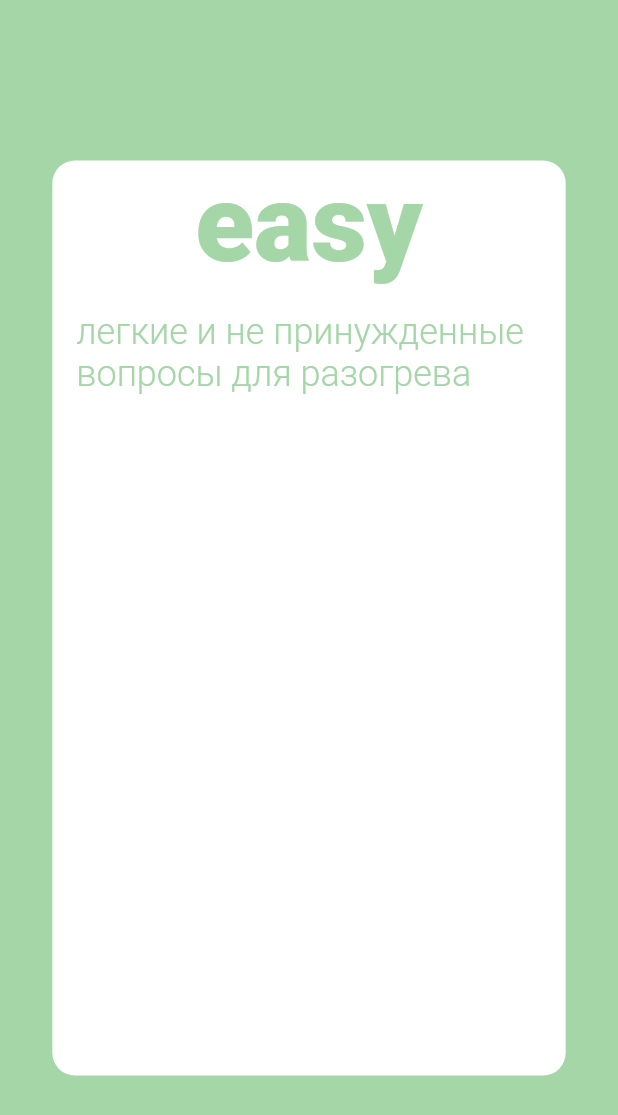
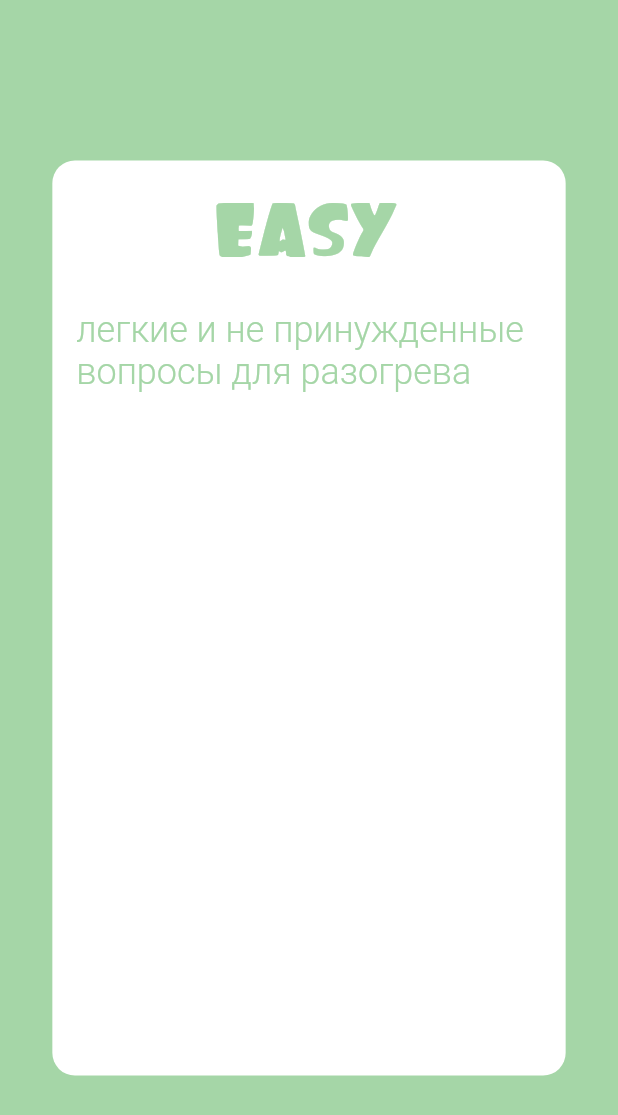
Before and after one commit to zikwall/never-have-i-ever, a Flutter app: the screen it shows after launch, on a phone screen of 412 x 824 dp. Shown: the top 1115 px of the screen. Run offline on Flutter 3.47's test engine with Material 2 defaults, Android fonts, the phone set to English and light mode, and no system bars.

Commit message:
:art: Added custom fonts

```diff
--- a/lib/widgets/card.dart
+++ b/lib/widgets/card.dart
@@ -30,6 +30,7 @@ class LevelCard extends StatelessWidget {
               style: TextStyle(
                   fontSize: 72.0,
                   color: color,
+                  fontFamily: "Soft",
                   fontWeight: FontWeight.w800
               ),
             ),
```
Also changed, not shown: pubspec.yaml (+10 -0 lines), fonts/soft_bold.ttf (added), fonts/soup_bold.ttf (added).
